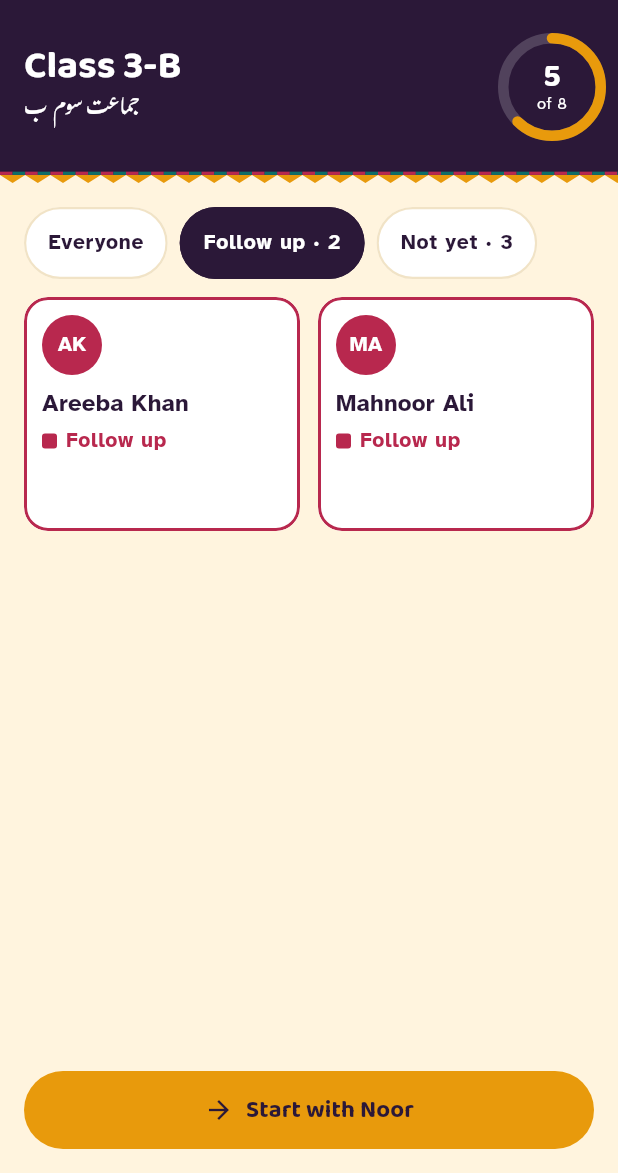
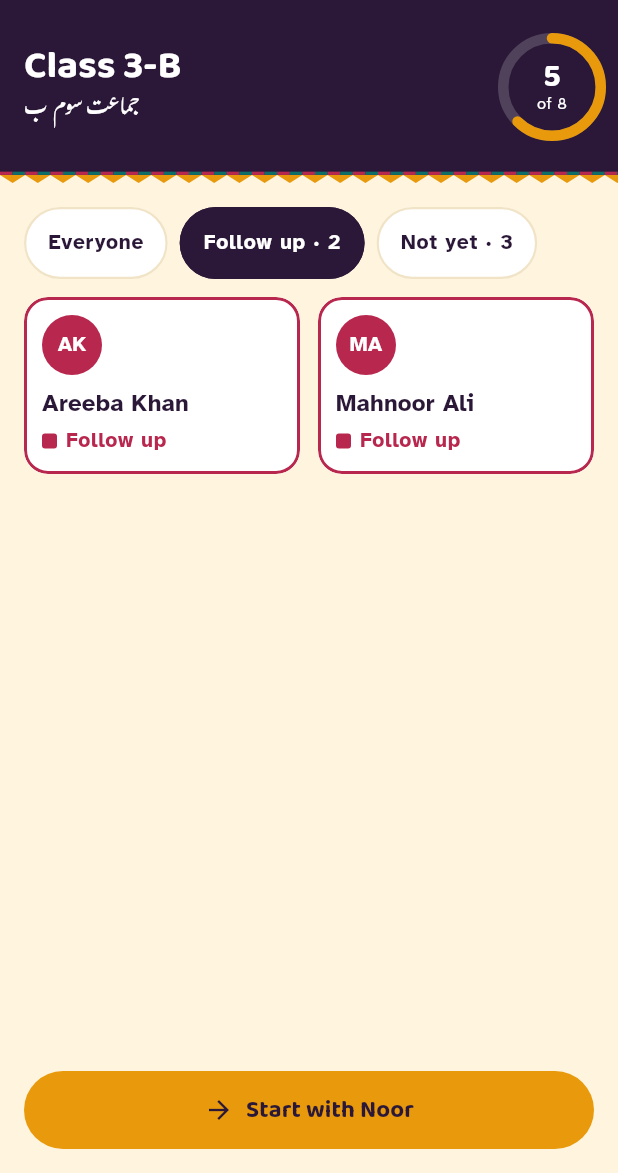
Before and after one commit to ZainulAbideen647425/ILM-Intelligent-Literacy-Learning-Monitor-, a Flutter app: the ClassRegisterScreen screen opened directly, after a tap on an icon or button, on a phone screen of 412 x 824 dp, the part 63-1236 px from its top. Run offline on Flutter 3.47's test engine with Material 3 defaults, Android fonts, the phone set to English and light mode, and no system bars; our stand-ins replace cupertino_ui, flutter_secure_storage, material_ui; accounts and stored records are empty; statements that could not run were skipped.

Commit message:
fix(mobile): size child tiles to their content; deterministic data in journey tests
Fixed-height grid cells overflowed when names or status wrapped (worse
in Urdu Nastaliq). TileRows lays tiles two per row, each row as tall
as its tallest tile. Journey tests use InMemoryScreeningRepository:
the asset bundle caches a load future across tests, which hangs inside
the test clock.

Co-Authored-By: Claude Opus 5.5 <noreply@anthropic.com>
Claude-Session: https://claude.ai/code/session_01Esr3JnyDnHsTeWxrbK2RbS

```diff
--- a/mobile/lib/features/register/class_register_screen.dart
+++ b/mobile/lib/features/register/class_register_screen.dart
@@ -230,21 +230,17 @@ class _Body extends StatelessWidget {
               IlmSpace.lg,
               IlmSpace.lg,
             ),
-            sliver: SliverGrid(
-              gridDelegate: const SliverGridDelegateWithMaxCrossAxisExtent(
-                maxCrossAxisExtent: 220,
-                mainAxisExtent: 156,
-                mainAxisSpacing: IlmSpace.md,
-                crossAxisSpacing: IlmSpace.md,
+            sliver: SliverToBoxAdapter(
+              child: TileRows(
+                tiles: [
+                  for (final child in children)
+                    ChildTile(
+                      key: ValueKey('tile-${child.id}'),
+                      student: child,
+                      onTap: child.canStart ? () => onStart(child) : null,
+                    ),
+                ],
               ),
-              delegate: SliverChildBuilderDelegate((context, i) {
-                final child = children[i];
-                return ChildTile(
-                  key: ValueKey('tile-${child.id}'),
-                  student: child,
-                  onTap: child.canStart ? () => onStart(child) : null,
-                );
-              }, childCount: children.length),
             ),
           ),
       ],
--- a/mobile/lib/shared/widgets/child_tile.dart
+++ b/mobile/lib/shared/widgets/child_tile.dart
@@ -170,3 +170,31 @@ class _DashedBorderPainter extends CustomPainter {
   @override
   bool shouldRepaint(_DashedBorderPainter oldDelegate) => false;
 }
+
+/// Lays tiles out two per row. Each row is as tall as its tallest tile, so
+/// long names or Urdu text grow the row instead of overflowing a fixed grid.
+class TileRows extends StatelessWidget {
+  const TileRows({super.key, required this.tiles, this.columns = 2});
+
+  final List<Widget> tiles;
+  final int columns;
+
+  @override
+  Widget build(BuildContext context) {
+    final rows = <Widget>[];
+    for (var start = 0; start < tiles.length; start += columns) {
+      final cells = <Widget>[];
+      for (var i = start; i < start + columns; i++) {
+        if (i > start) cells.add(const SizedBox(width: IlmSpace.md));
+        cells.add(Expanded(child: i < tiles.length ? tiles[i] : const SizedBox()));
+      }
+      if (start > 0) rows.add(const SizedBox(height: IlmSpace.md));
+      rows.add(
+        IntrinsicHeight(
+          child: Row(crossAxisAlignment: CrossAxisAlignment.stretch, children: cells),
+        ),
+      );
+    }
+    return Column(mainAxisSize: MainAxisSize.min, children: rows);
+  }
+}
```
Also changed, not shown: mobile/lib/data/screening_repository.dart (+18 -0 lines), mobile/lib/features/gallery/component_gallery_screen.dart (+2 -8 lines), 1 other file.
